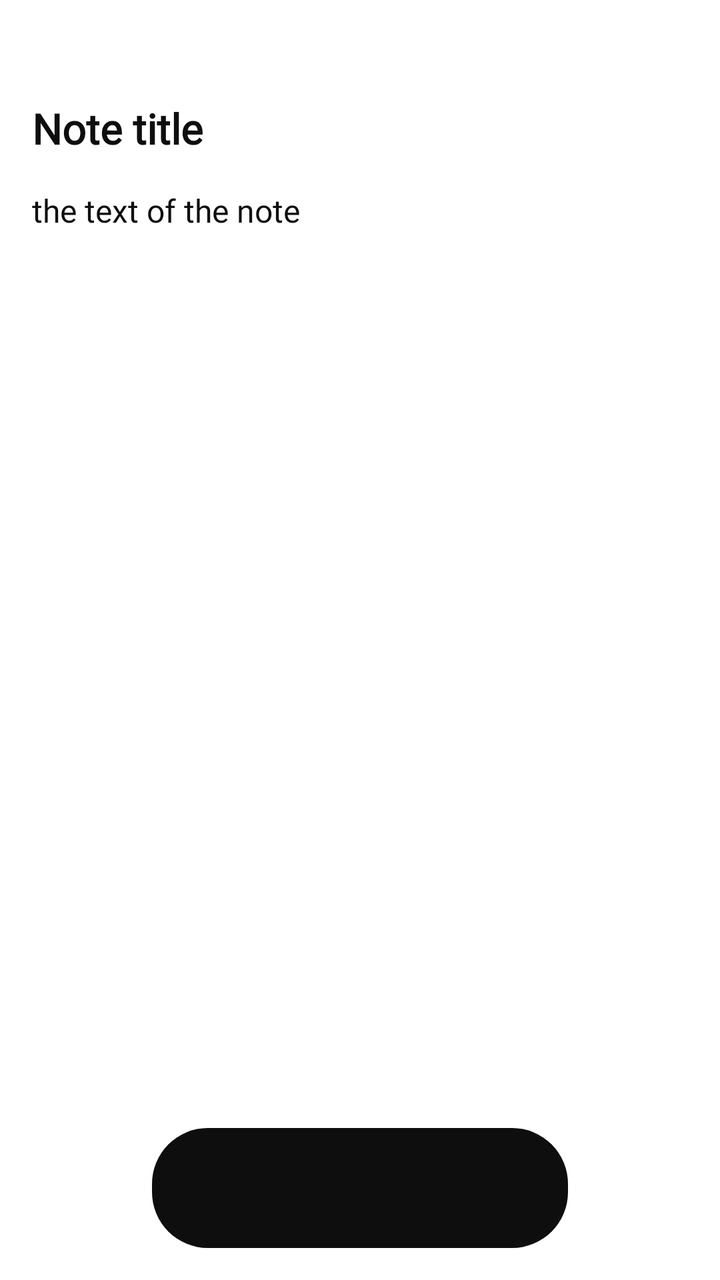
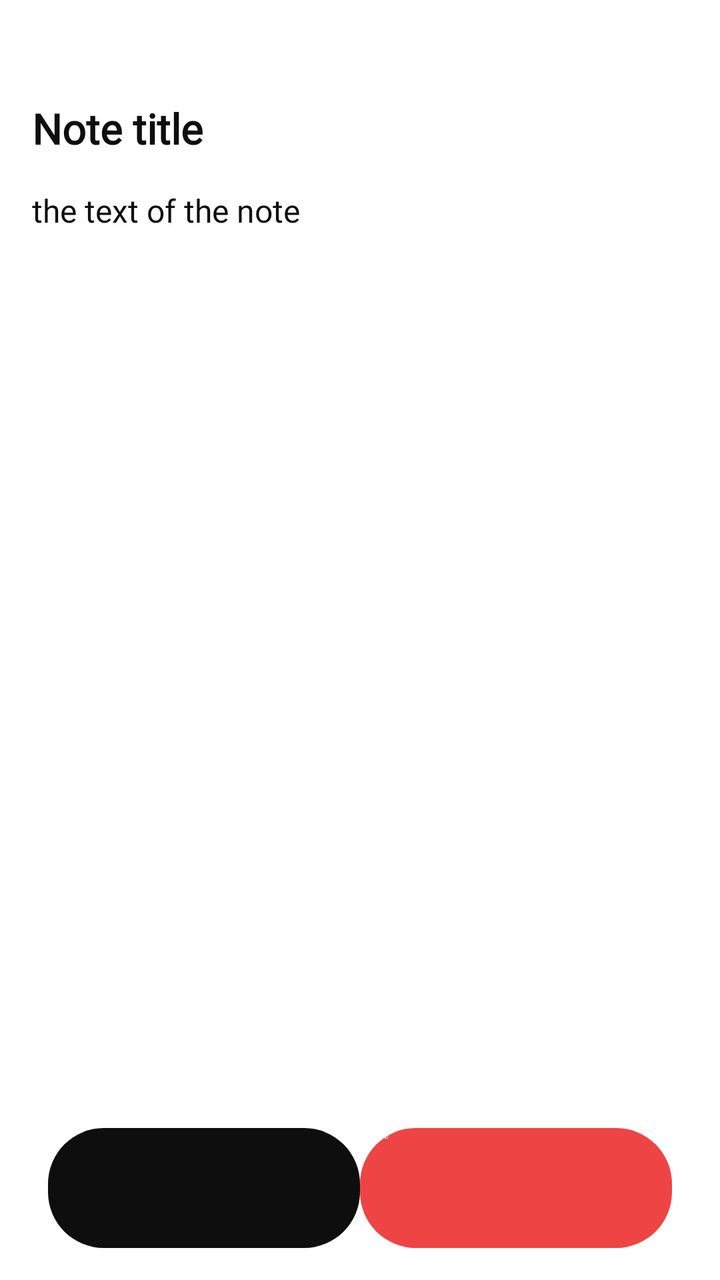

The first picture is an Android layout as it rendered before a commit; the second is the same layout after the commit. The layout source and the unified diff follow.
<!-- AndroidManifest.xml: application theme Theme.App.Starting -->
<!-- res/layout/edit_note_activity.xml -->
<?xml version="1.0" encoding="utf-8"?>
<FrameLayout
    xmlns:android="http://schemas.android.com/apk/res/android"
    xmlns:app="http://schemas.android.com/apk/res-auto"
    android:id="@+id/main"
    android:layout_width="match_parent"
    android:layout_height="match_parent"
    android:padding="16dp">
    <LinearLayout
        android:layout_width="match_parent"
        android:layout_height="match_parent"
        android:orientation="vertical">
        <EditText
            android:layout_marginTop="34dp"
            android:textColor="@color/fullblack"
            android:id="@+id/edit_note_title"
            android:layout_width="wrap_content"
            android:layout_height="wrap_content"
            android:hint="@string/title"
            android:textSize="21sp"
            android:textStyle="bold"
            android:fontFamily="@font/geistsemibold"
            android:inputType="textMultiLine"
            android:background="@null" />
        <EditText
            android:textColor="@color/fullblack"
            android:fontFamily="@font/geistmedium"
            android:id="@+id/edit_note_text"
            android:layout_width="match_parent"
            android:layout_height="wrap_content"
            android:layout_marginTop="16dp"
            android:textSize="16dp"
            android:layout_marginBottom="16dp"
            android:hint="@string/descript"
            android:gravity="top|start"
            android:inputType="textMultiLine"
            app:layout_constraintBottom_toTopOf="@+id/btn_save_note"
            android:background="@null" />
    </LinearLayout>
    <Button
        app:layout_constraintBottom_toBottomOf="parent"
        app:layout_constraintEnd_toEndOf="parent"
        app:layout_constraintStart_toStartOf="parent"
        android:stateListAnimator="@null"
        android:elevation="0dp"
        android:layout_gravity="bottom"
        android:textAllCaps="false"
        android:layout_width="match_parent"
        android:layout_marginRight="60dp"
        android:layout_marginLeft="60dp"
        android:layout_height="60dp"
        android:background="@drawable/black_round_button"
        android:text="@string/save"
        android:id="@+id/btn_save_note"
        android:textColor="@color/background_color"
        android:fontFamily="@font/geistmedium"/>

</FrameLayout>
<!-- resources referenced by this layout -->
<resources>
  <color name="background_color">#FFFFFF</color>
  <color name="fullblack">#0E0E0E</color>
  <!-- drawable black_round_button (drawable) -->
  <?xml version="1.0" encoding="utf-8"?>
  <shape xmlns:android="http://schemas.android.com/apk/res/android">
      <solid android:color="@color/fullblack"></solid>
      <corners android:radius="28dp"></corners>
  </shape>
  <string name="descript">the text of the note</string>
  <string name="save">Save</string>
  <string name="title">Note title</string>
  <style name="Theme.App.Starting" parent="Theme.SplashScreen">
          <item name="windowSplashScreenBackground">@color/background_color</item>
          <item name="windowSplashScreenAnimatedIcon">@drawable/icon_app_psycho_svg</item>
          <item name="postSplashScreenTheme">@style/Theme.PsychoApp</item>
      </style>
  <!-- drawable icon_app_psycho_svg: vector/xml drawable (drawable, 4124 chars, omitted) -->
  <style name="Theme.PsychoApp" parent="Theme.AppCompat.Light.NoActionBar">
          <item name="android:statusBarColor">@color/fullblack</item>
          <item name="android:navigationBarColor">@color/fullblack</item>
          <item name="windowActionBar">false</item>
          <item name="windowNoTitle">true</item>
          <item name="colorControlActivated">@color/background_color</item>
          <item name="colorControlNormal">@color/black40</item>
          <item name="android:windowBackground">@color/background_color</item>
      </style>
  <color name="black40">#66000000</color>
</resources>

<!-- the commit's change to res/layout/edit_note_activity.xml (unified diff, before → after) -->
@@ -37,22 +37,42 @@
             app:layout_constraintBottom_toTopOf="@+id/btn_save_note"
             android:background="@null" />
     </LinearLayout>
-    <Button
-        app:layout_constraintBottom_toBottomOf="parent"
-        app:layout_constraintEnd_toEndOf="parent"
-        app:layout_constraintStart_toStartOf="parent"
-        android:stateListAnimator="@null"
-        android:elevation="0dp"
+
+    
+    <LinearLayout
+        android:layout_width="match_parent"
+        android:layout_height="wrap_content"
         android:layout_gravity="bottom"
-        android:textAllCaps="false"
-        android:layout_width="match_parent"
-        android:layout_marginRight="60dp"
-        android:layout_marginLeft="60dp"
-        android:layout_height="60dp"
-        android:background="@drawable/black_round_button"
-        android:text="@string/save"
-        android:id="@+id/btn_save_note"
-        android:textColor="@color/background_color"
-        android:fontFamily="@font/geistmedium"/>
+        android:orientation="horizontal"
+        android:baselineAligned="false">
+
+        <Button
+            android:id="@+id/btn_save_note"
+            android:layout_width="0dp"
+            android:layout_height="60dp"
+            android:layout_weight="1"
+            android:layout_marginStart="8dp"
+            android:background="@drawable/black_round_button"
+            android:text="@string/save"
+            android:textAllCaps="false"
+            android:textColor="@color/background_color"
+            android:fontFamily="@font/geistmedium"
+            android:stateListAnimator="@null"
+            android:elevation="0dp"/>
+
+        <Button
+            android:id="@+id/btn_delete_note"
+            android:layout_width="0dp"
+            android:layout_height="60dp"
+            android:layout_weight="1"
+            android:layout_marginEnd="8dp"
+            android:background="@drawable/red_round_button"
+            android:text="@string/delete"
+            android:textAllCaps="false"
+            android:textColor="@color/background_color"
+            android:fontFamily="@font/geistmedium"
+            android:stateListAnimator="@null"
+            android:elevation="0dp"/>
+    </LinearLayout>
 
 </FrameLayout>
<!-- resource entries referenced after the edit -->
@@ -8,6 +8,13 @@
       <solid android:color="@color/fullblack"></solid>
       <corners android:radius="28dp"></corners>
   </shape>
+  <!-- drawable red_round_button (drawable) -->
+  <?xml version="1.0" encoding="utf-8"?>
+  <shape xmlns:android="http://schemas.android.com/apk/res/android">
+      <solid android:color="@color/red"></solid>
+      <corners android:radius="28dp"></corners>
+  </shape>
+  <string name="delete">Delete</string>
   <string name="descript">the text of the note</string>
   <string name="save">Save</string>
   <string name="title">Note title</string>
@@ -16,6 +23,7 @@
           <item name="windowSplashScreenAnimatedIcon">@drawable/icon_app_psycho_svg</item>
           <item name="postSplashScreenTheme">@style/Theme.PsychoApp</item>
       </style>
+  <color name="red">#EF4444</color>
   <!-- drawable icon_app_psycho_svg: vector/xml drawable (drawable, 4124 chars, omitted) -->
   <style name="Theme.PsychoApp" parent="Theme.AppCompat.Light.NoActionBar">
           <item name="android:statusBarColor">@color/fullblack</item>
